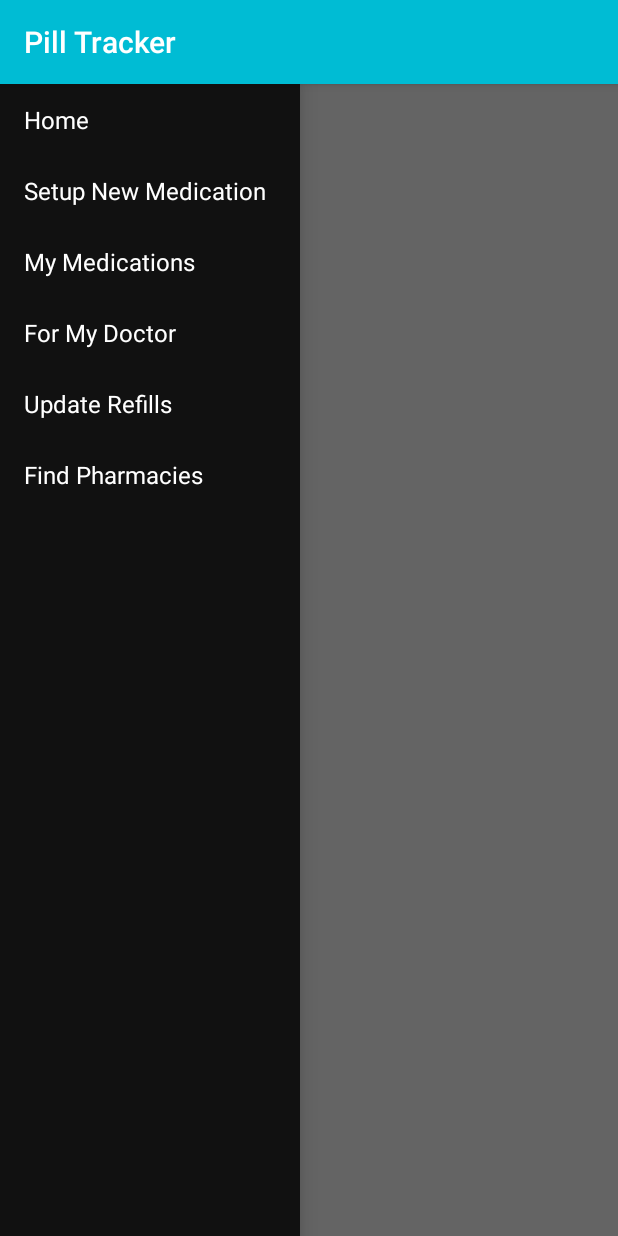
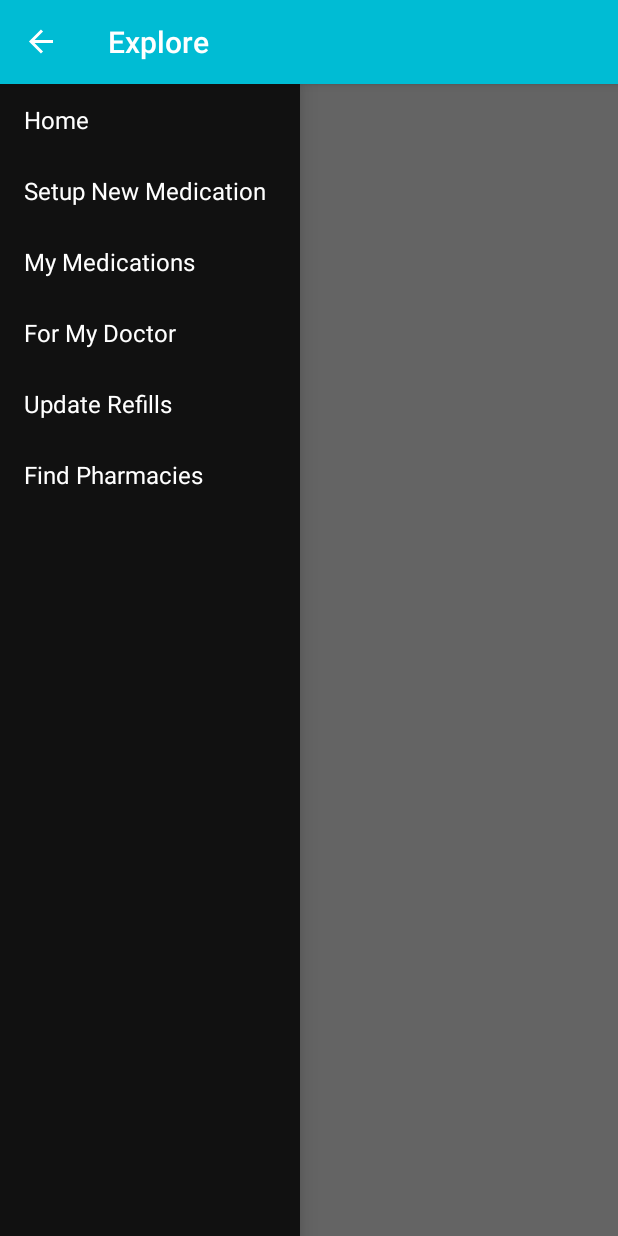
Before and after one commit to arolling/Android-Pill-Tracker, an Android app: the screen it shows after launch (MainActivity), with the side drawer open, on a phone screen of 412 x 824 dp. Run offline under Robolectric (Android 15) with nearby library versions, the light colour scheme and no system bars; our stand-ins replace ButterKnife.

Commit message:
Add hamburger menu to action bar to activate navigation drawer

```diff
--- a/app/src/main/java/com/epicodus/pilltracker/MainActivity.java
+++ b/app/src/main/java/com/epicodus/pilltracker/MainActivity.java
@@ -1,8 +1,13 @@
 package com.epicodus.pilltracker;
 
+import android.content.res.Configuration;
 import android.support.v4.widget.DrawerLayout;
+import android.support.v7.app.ActionBarDrawerToggle;
 import android.support.v7.app.AppCompatActivity;
 import android.os.Bundle;
+import android.util.Log;
+import android.view.Menu;
+import android.view.MenuItem;
 import android.view.View;
 import android.widget.AdapterView;
 import android.widget.ArrayAdapter;
@@ -14,9 +19,13 @@ import butterknife.Bind;
 import butterknife.ButterKnife;
 
 public class MainActivity extends AppCompatActivity {
+    public static final String TAG = MainActivity.class.getSimpleName();
     private String[] mNavChoices;
     @Bind(R.id.drawer_layout) DrawerLayout mDrawerLayout;
     @Bind(R.id.navigation_drawer) ListView mDrawerList;
+    private ActionBarDrawerToggle mDrawerToggle;
+    private CharSequence mDrawerTitle;
+    private CharSequence mTitle;
 
 
     @Override
@@ -26,10 +35,20 @@ public class MainActivity extends AppCompatActivity {
         ButterKnife.bind(this);
 
         mNavChoices = getResources().getStringArray(R.array.nav_choices);
-
+        mTitle = mDrawerTitle = getTitle();
+        Log.d(TAG, "mTitle: " + mTitle);
         mDrawerList.setAdapter(new ArrayAdapter<String>(this,
                 R.layout.drawer_list_item, mNavChoices));
         mDrawerList.setOnItemClickListener(new DrawerItemClickListener());
+
+        setupDrawer(mTitle);
+
+
+
+        // Set the drawer toggle as the DrawerListener
+        mDrawerLayout.addDrawerListener(mDrawerToggle);
+        getSupportActionBar().setDisplayHomeAsUpEnabled(true);
+        getSupportActionBar().setHomeButtonEnabled(true);
     }
 
 
@@ -41,4 +60,67 @@ public class MainActivity extends AppCompatActivity {
         }
     }
 
+    private void setupDrawer(final CharSequence title){
+        mDrawerToggle = new ActionBarDrawerToggle(this, mDrawerLayout, R.string.drawer_open, R.string.drawer_close){
+
+            public void onDrawerOpened(View drawerView){
+                super.onDrawerOpened(drawerView);
+                getSupportActionBar().setTitle("Explore");
+                invalidateOptionsMenu();
+
+            }
+
+            public void onDrawerClosed(View view){
+                super.onDrawerClosed(view);
+                getSupportActionBar().setTitle(title);
+                invalidateOptionsMenu();
+            }
+        };
+
+        mDrawerToggle.setDrawerIndicatorEnabled(true);
+        mDrawerLayout.addDrawerListener(mDrawerToggle);
+    }
+
+    /* Called whenever we call invalidateOptionsMenu() */
+    @Override
+    public boolean onPrepareOptionsMenu(Menu menu) {
+        // If the nav drawer is open, hide action items related to the content view
+        boolean drawerOpen = mDrawerLayout.isDrawerOpen(mDrawerList);
+        menu.findItem(R.id.action_websearch).setVisible(!drawerOpen);
+        return super.onPrepareOptionsMenu(menu);
+    }
+
+    @Override
+    protected void onPostCreate(Bundle savedInstanceState) {
+        super.onPostCreate(savedInstanceState);
+        // Sync the toggle state after onRestoreInstanceState has occurred.
+        mDrawerToggle.syncState();
+    }
+
+    @Override
+    public void onConfigurationChanged(Configuration newConfig) {
+        super.onConfigurationChanged(newConfig);
+        mDrawerToggle.onConfigurationChanged(newConfig);
+    }
+
+    @Override
+    public boolean onCreateOptionsMenu(Menu menu) {
+        // Inflate the menu; this adds items to the action bar if it is present.
+        getMenuInflater().inflate(R.menu.main, menu);
+        return true;
+    }
+
+    @Override
+    public boolean onOptionsItemSelected(MenuItem item) {
+        // Pass the event to ActionBarDrawerToggle, if it returns
+        // true, then it has handled the app icon touch event
+        if (mDrawerToggle.onOptionsItemSelected(item)) {
+            return true;
+        }
+        // Handle your other action bar items...
+
+        return super.onOptionsItemSelected(item);
+    }
+
+
 }
--- a/app/src/main/res/layout/activity_main.xml
+++ b/app/src/main/res/layout/activity_main.xml
@@ -1,4 +1,5 @@
 <?xml version="1.0" encoding="utf-8"?>
+
 
 <android.support.v4.widget.DrawerLayout
     xmlns:android="http://schemas.android.com/apk/res/android"
@@ -6,6 +7,9 @@
     android:layout_width="match_parent"
     android:layout_height="match_parent">
     <!-- The main content view -->
+
+
+
     <RelativeLayout xmlns:android="http://schemas.android.com/apk/res/android"
         xmlns:tools="http://schemas.android.com/tools"
         android:layout_width="match_parent"
--- /dev/null
+++ b/app/src/main/res/menu/main.xml
@@ -0,0 +1,25 @@
+<!--
+  Copyright 2013 The Android Open Source Project
+
+  Licensed under the Apache License, Version 2.0 (the "License");
+  you may not use this file except in compliance with the License.
+  You may obtain a copy of the License at
+
+      http://www.apache.org/licenses/LICENSE-2.0
+
+  Unless required by applicable law or agreed to in writing, software
+  distributed under the License is distributed on an "AS IS" BASIS,
+  WITHOUT WARRANTIES OR CONDITIONS OF ANY KIND, either express or implied.
+  See the License for the specific language governing permissions and
+  limitations under the License.
+  -->
+
+<menu xmlns:android="http://schemas.android.com/apk/res/android"
+    xmlns:app="http://schemas.android.com/apk/res-auto"
+    xmlns:tools="http://schemas.android.com/tools"
+    tools:context=".MainActivity">
+    <item android:id="@+id/action_websearch"
+          android:icon="@drawable/action_search"
+          android:title="@string/action_websearch"
+          app:showAsAction="never" />
+</menu>
--- a/app/src/main/res/values/strings.xml
+++ b/app/src/main/res/values/strings.xml
@@ -8,4 +8,8 @@
         <item>Update Refills</item>
         <item>Find Pharmacies</item>
     </string-array>
+    <string name="drawer_open">Open navigation drawer</string>
+    <string name="drawer_close">Close navigation drawer</string>
+    <string name="action_websearch">Web search</string>
+    <string name="app_not_available">Sorry, there\'s no web browser available</string>
 </resources>
```
Also changed, not shown: app/src/main/res/drawable/action_search.png (added), app/src/main/res/drawable/ic_drawer.png (added).
